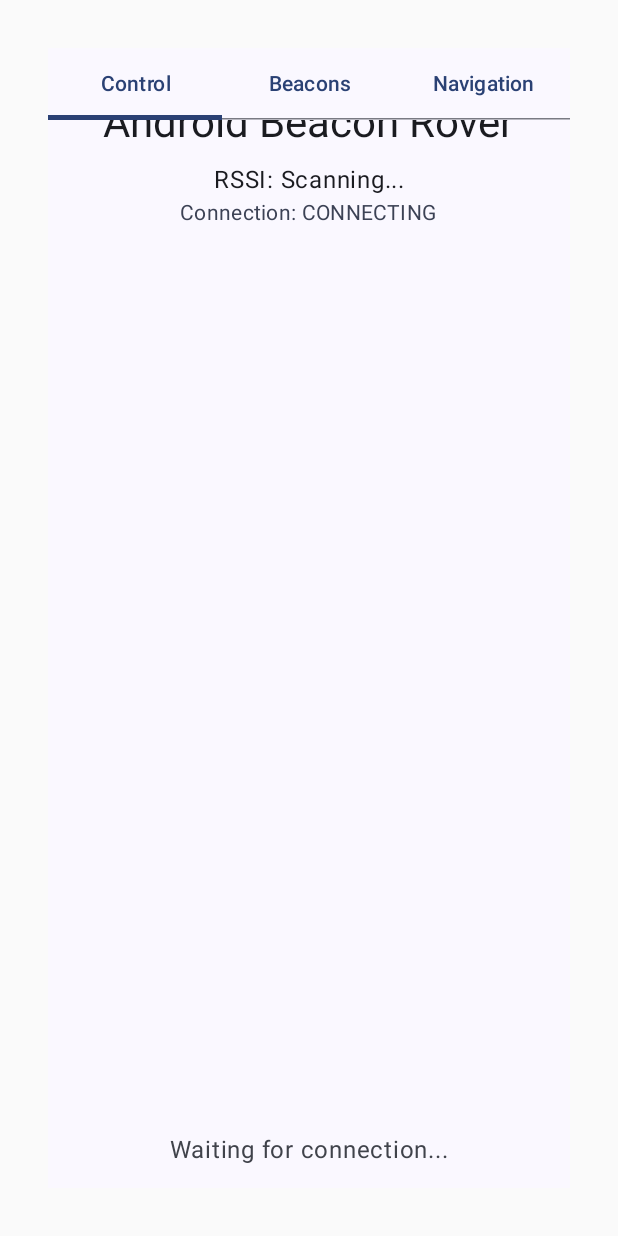
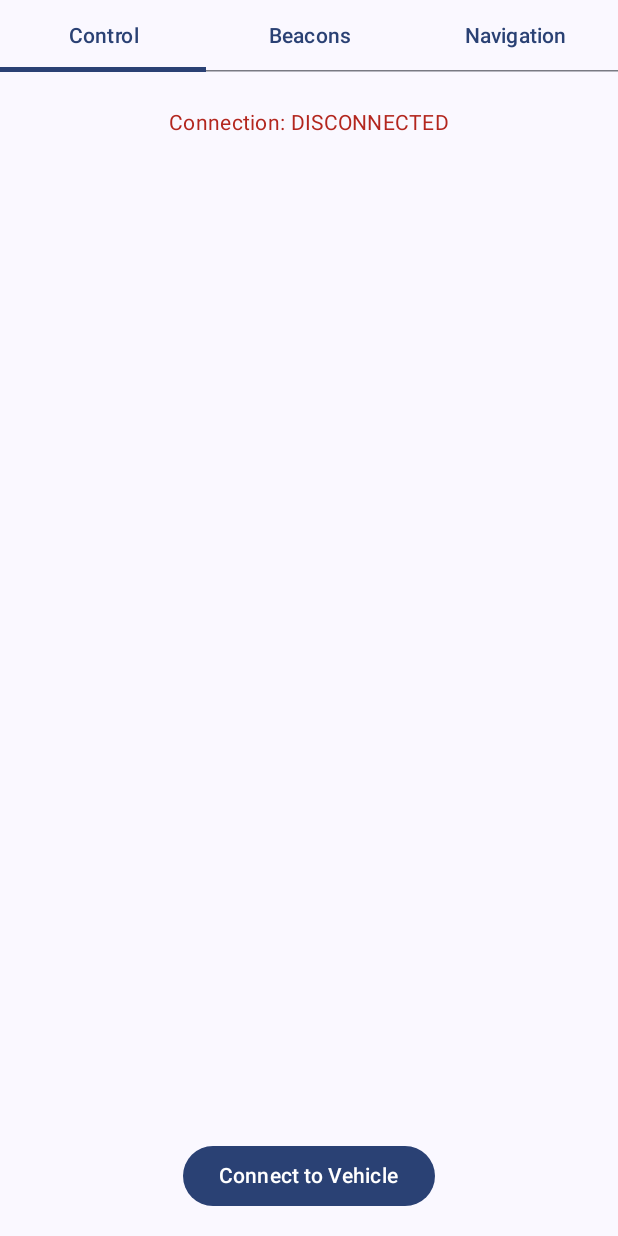
Before and after one commit to pg2311/AndroidBeaconRover, an Android app built with Jetpack Compose: the screen it shows after launch (MainActivity), on a phone screen of 412 x 824 dp. Run offline under Robolectric (Android 15) with nearby library versions, the phone set to English and light mode, and no system bars; our stand-ins replace Dagger/Hilt's generated code; libraries missing offline, so code that uses them is left out: androidx.hilt.lifecycle, org.altbeacon.beacon; 5 statements that could not run were skipped.

Commit message:
refactor: make ABR connection usecase

```diff
--- a/AbrApp/app/src/main/java/com/scsa/abr/domain/model/AbrProfile.kt
+++ b/AbrApp/app/src/main/java/com/scsa/abr/domain/model/AbrProfile.kt
@@ -4,6 +4,7 @@ import java.util.UUID
 
 object AbrProfile {
     const val DEVICE_NAME = "AndroidBeaconRover"
+    const val DEVICE_ADDRESS = "58:8C:81:30:4F:C2"
     val SERVICE_UUID: UUID = UUID.fromString("3fd350f5-1c0c-4d79-847c-91877824399e")
     val CHARACTERISTIC_CONTROL_UUID: UUID = UUID.fromString("253a357f-39cb-4989-8bdf-f6b5ae8b7c65")
     val CHARACTERISTIC_STATUS_UUID: UUID = UUID.fromString("b876fdc9-618d-4ea1-a83f-7e07cc89f963")
--- a/AbrApp/app/src/main/java/com/scsa/abr/domain/navigation/executor/HighVoltageExecutor.kt
+++ b/AbrApp/app/src/main/java/com/scsa/abr/domain/navigation/executor/HighVoltageExecutor.kt
@@ -104,7 +104,7 @@ class HighVoltageExecutor @Inject constructor(
     }
 
     private suspend fun moveForward(amount: Int) {
-        val forwardSpeedParam = 190
+        val forwardSpeedParam = 200
         val forwardDistParam = 1000 * amount
         val command = "F:$forwardSpeedParam:$forwardDistParam"
         Log.i(TAG, "moveForward: $command")
@@ -112,7 +112,7 @@ class HighVoltageExecutor @Inject constructor(
     }
 
     private suspend fun moveBackward(amount: Int) {
-        val backwardSpeedParam = 190
+        val backwardSpeedParam = 200
         val backwardDistParam = 1000 * amount
         val command = "B:$backwardSpeedParam:$backwardDistParam"
         Log.i(TAG, "moveBackward: $command")
--- /dev/null
+++ b/AbrApp/app/src/main/java/com/scsa/abr/domain/usecase/ConnectToAbrUseCase.kt
@@ -0,0 +1,13 @@
+package com.scsa.abr.domain.usecase
+
+import com.scsa.abr.domain.model.AbrProfile
+import com.scsa.abr.domain.repository.BleGattRepository
+import javax.inject.Inject
+
+class ConnectToAbrUseCase @Inject constructor(
+    private val bleGattRepository: BleGattRepository
+) {
+    suspend operator fun invoke(): Result<Unit> {
+        return bleGattRepository.connect(AbrProfile.DEVICE_ADDRESS)
+    }
+}
--- a/AbrApp/app/src/main/java/com/scsa/abr/ui/MainScreen.kt
+++ b/AbrApp/app/src/main/java/com/scsa/abr/ui/MainScreen.kt
@@ -1,6 +1,7 @@
 package com.scsa.abr.ui
 
 import androidx.compose.foundation.layout.padding
+import androidx.compose.foundation.layout.statusBarsPadding
 import androidx.compose.material3.Scaffold
 import androidx.compose.material3.Tab
 import androidx.compose.material3.TabRow
@@ -23,9 +24,11 @@ fun MainScreen(
     var selectedTab by remember { mutableIntStateOf(0) }
 
     Scaffold(
-        modifier = Modifier.padding(32.dp),
         topBar = {
-            TabRow(selectedTabIndex = selectedTab) {
+            TabRow(
+                selectedTabIndex = selectedTab,
+                modifier = Modifier.statusBarsPadding()
+            ) {
                 Tab(
                     selected = selectedTab == 0,
                     onClick = { selectedTab = 0 },
--- a/AbrApp/app/src/main/java/com/scsa/abr/ui/VehicleControlScreen.kt
+++ b/AbrApp/app/src/main/java/com/scsa/abr/ui/VehicleControlScreen.kt
@@ -30,19 +30,19 @@ import com.scsa.abr.ui.components.VehicleJoystickControl
 import com.scsa.abr.ui.state.BlePermissionState
 import com.scsa.abr.ui.viewmodel.VehicleControlViewModel
 
+private const val TAG = "VehicleControlScreen"
+
 @Composable
 fun VehicleControlScreen(
     viewModel: VehicleControlViewModel,
     modifier: Modifier = Modifier,
     onRequestPermissions: () -> Unit
 ) {
-    val TAG = "MainScreen"
 
     val uiState by viewModel.uiState.collectAsStateWithLifecycle()
 
     LaunchedEffect(Unit) {
         viewModel.checkPermissions()
-        viewModel.connectToAbr("58:8C:81:30:4F:C2")
     }
 
     LaunchedEffect(uiState.permissionState) {
@@ -69,7 +69,7 @@ fun VehicleControlScreen(
 
     var useJoystick by remember { mutableStateOf(true) }
 
-    Box(modifier = Modifier.fillMaxSize()) {
+    Box(modifier = modifier.fillMaxSize()) {
         Column(
             modifier = Modifier
                 .fillMaxSize()
@@ -80,16 +80,10 @@ fun VehicleControlScreen(
             // Status information at top
             Column(
                 horizontalAlignment = Alignment.CenterHorizontally,
-                modifier = Modifier.padding(16.dp)
             ) {
-                Text(
-                    text = "Android Beacon Rover",
-                    style = MaterialTheme.typography.headlineMedium
-                )
                 Spacer(modifier = Modifier.height(8.dp))
                 when (uiState.permissionState) {
                     BlePermissionState.GRANTED -> {
-                        Text("RSSI: ${uiState.rssi?.let { "%.2f".format(it) } ?: "Scanning..."}")
                         Text(
                             text = "Connection: ${uiState.gattConnectionState}",
                             style = MaterialTheme.typography.bodyMedium,
@@ -113,18 +107,36 @@ fun VehicleControlScreen(
                     VehicleJoystickControl(viewModel)
                 }
             } else {
-                Text(
-                    text = "Waiting for connection...",
-                    style = MaterialTheme.typography.bodyLarge,
-                    color = MaterialTheme.colorScheme.onSurfaceVariant
-                )
+                Column(
+                    horizontalAlignment = Alignment.CenterHorizontally,
+                    verticalArrangement = Arrangement.spacedBy(16.dp)
+                ) {
+                    if (uiState.permissionState == BlePermissionState.GRANTED) {
+                        Button(
+                            onClick = { viewModel.connectToAbr() },
+                            enabled = uiState.gattConnectionState != BleConnectionState.CONNECTING
+                        ) {
+                            Text(
+                                text = when (uiState.gattConnectionState) {
+                                    BleConnectionState.CONNECTING -> "Connecting..."
+                                    else -> "Connect to Vehicle"
+                                }
+                            )
+                        }
+                    } else {
+                        Text(
+                            text = "Bluetooth permissions required",
+                            style = MaterialTheme.typography.bodyLarge,
+                            color = MaterialTheme.colorScheme.onSurfaceVariant
+                        )
+                    }
+                }
             }
 
             // Control mode toggle at bottom
             if (uiState.gattConnectionState == BleConnectionState.CONNECTED) {
                 Row(
-                    horizontalArrangement = Arrangement.Center,
-                    modifier = Modifier.padding(16.dp)
+                    horizontalArrangement = Arrangement.Center
                 ) {
                     Button(onClick = { useJoystick = !useJoystick }) {
                         Text(if (useJoystick) "Switch to Buttons" else "Switch to Joystick")
--- a/AbrApp/app/src/main/java/com/scsa/abr/ui/viewmodel/VehicleControlViewModel.kt
+++ b/AbrApp/app/src/main/java/com/scsa/abr/ui/viewmodel/VehicleControlViewModel.kt
@@ -6,6 +6,7 @@ import androidx.lifecycle.viewModelScope
 import com.scsa.abr.domain.repository.BeaconRepository
 import com.scsa.abr.domain.repository.BleGattRepository
 import com.scsa.abr.domain.repository.BlePermissionRepository
+import com.scsa.abr.domain.usecase.ConnectToAbrUseCase
 import com.scsa.abr.domain.usecase.SendMotorCommandUseCase
 import com.scsa.abr.domain.usecase.StartStatusNotificationUseCase
 import com.scsa.abr.ui.state.BlePermissionState
@@ -28,6 +29,7 @@ class VehicleControlViewModel @Inject constructor(
     private val beaconRepository: BeaconRepository,
     private val blePermissionsRepository: BlePermissionRepository,
     private val bleGattRepository: BleGattRepository,
+    private val connectToAbrUseCase: ConnectToAbrUseCase,
     private val startStatusNotificationsUseCase: StartStatusNotificationUseCase,
     private val sendMotorCommandUseCase: SendMotorCommandUseCase
 ) : ViewModel() {
@@ -62,9 +64,9 @@ class VehicleControlViewModel @Inject constructor(
             .launchIn(viewModelScope)
     }
 
-    fun connectToAbr(deviceAddress: String) {
+    fun connectToAbr() {
         viewModelScope.launch {
-            bleGattRepository.connect(deviceAddress)
+            connectToAbrUseCase()
                 .onSuccess { Log.i(TAG, "Connected to ABR") }
                 .onFailure { e -> Log.e(TAG, "Connection failed", e) }
         }
```
Also changed, not shown: AbrApp/app/src/main/java/com/scsa/abr/domain/navigation/algorithm/GradientDescentAlgorithm.kt (+4 -4 lines), AbrApp/app/src/main/java/com/scsa/abr/ui/BeaconScreen.kt (+1 -8 lines), AbrApp/app/src/main/java/com/scsa/abr/ui/NavigationMonitorScreen.kt (+4 -4 lines).
